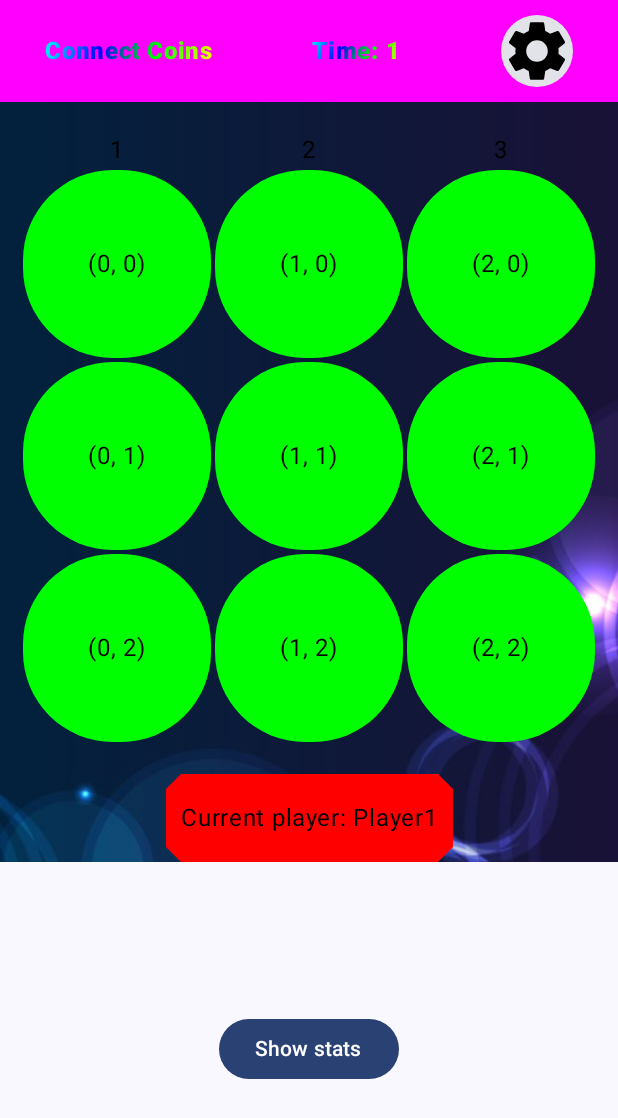
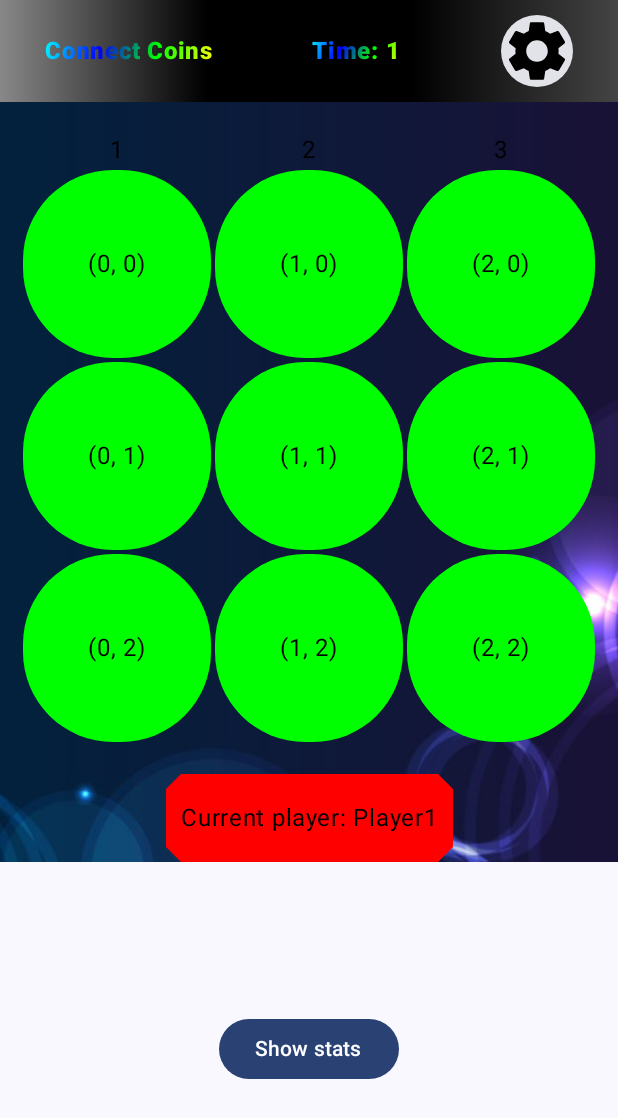
Before and after one commit to MatLeg25/ConnectCoins-KotlinGame, an Android app built with Jetpack Compose: the GameScreen screen opened through its navigation route, on a phone screen of 412 x 824 dp. Shown: the top 1118 px of the screen. Run offline under Robolectric (Android 15) with nearby library versions, the phone set to English and light mode, and no system bars.

Commit message:
top bar background updated

```diff
--- a/app/src/main/java/com/example/connectcoins/ui/ConfigScreen.kt
+++ b/app/src/main/java/com/example/connectcoins/ui/ConfigScreen.kt
@@ -1,5 +1,6 @@
 package com.example.connectcoins.ui
 
+import androidx.compose.foundation.BorderStroke
 import androidx.compose.foundation.background
 import androidx.compose.foundation.clickable
 import androidx.compose.foundation.layout.Box
@@ -12,6 +13,7 @@ import androidx.compose.foundation.layout.size
 import androidx.compose.foundation.shape.CircleShape
 import androidx.compose.material3.Button
 import androidx.compose.material3.DropdownMenuItem
+import androidx.compose.material3.ElevatedButton
 import androidx.compose.material3.ExperimentalMaterial3Api
 import androidx.compose.material3.ExposedDropdownMenuBox
 import androidx.compose.material3.ExposedDropdownMenuDefaults
@@ -25,10 +27,12 @@ import androidx.compose.runtime.setValue
 import androidx.compose.ui.Alignment
 import androidx.compose.ui.Modifier
 import androidx.compose.ui.draw.clip
-import androidx.compose.ui.platform.LocalContext
+import androidx.compose.ui.graphics.Color
 import androidx.compose.ui.res.stringResource
+import androidx.compose.ui.text.font.FontWeight
 import androidx.compose.ui.tooling.preview.Preview
 import androidx.compose.ui.unit.dp
+import androidx.compose.ui.unit.sp
 import androidx.lifecycle.viewmodel.compose.viewModel
 import androidx.navigation.NavController
 import com.example.connectcoins.R
@@ -41,7 +45,6 @@ fun ConfigScreen(
     viewModel: GameViewModel = viewModel(),
     navController: NavController? = null,
 ) {
-    val context = LocalContext.current
 
     Box(
         modifier = Modifier.fillMaxSize(),
@@ -51,7 +54,12 @@ fun ConfigScreen(
         Column(
             horizontalAlignment = Alignment.CenterHorizontally
         ) {
-            Text(stringResource(id = R.string.game_settings))
+            Text(
+                stringResource(id = R.string.game_settings),
+                fontWeight = FontWeight.ExtraBold,
+                fontSize = 24.sp,
+            )
+
             Spacer(modifier = Modifier.height(50.dp))
             viewModel.players.forEachIndexed { index, player ->
                 Row {
@@ -91,7 +99,8 @@ fun ConfigScreen(
             Spacer(modifier = Modifier.height(30.dp))
             Spacer(modifier = Modifier.height(30.dp))
 
-            Button(
+            ElevatedButton(
+                border = BorderStroke(5.dp, Color.Cyan),
                 onClick = {
                     viewModel.setConfig()
                     navController!!.navigate(Screen.GameScreen.route)
--- a/app/src/main/java/com/example/connectcoins/ui/TopBar.kt
+++ b/app/src/main/java/com/example/connectcoins/ui/TopBar.kt
@@ -21,9 +21,11 @@ import androidx.compose.runtime.remember
 import androidx.compose.runtime.setValue
 import androidx.compose.ui.Alignment
 import androidx.compose.ui.Modifier
+import androidx.compose.ui.geometry.Offset
 import androidx.compose.ui.graphics.Brush
 import androidx.compose.ui.graphics.Color
 import androidx.compose.ui.layout.ContentScale
+import androidx.compose.ui.platform.LocalDensity
 import androidx.compose.ui.res.painterResource
 import androidx.compose.ui.res.stringResource
 import androidx.compose.ui.text.SpanStyle
@@ -52,7 +54,16 @@ fun TopBar(navController: NavController? = null) {
     Box(
         modifier = Modifier
             .fillMaxWidth()
-            .background(Color.Magenta)
+            .background(
+                brush = Brush.horizontalGradient(
+                    colors = listOf(
+                        Color.Gray,
+                        Color.Black,
+                        Color.Black,
+                        Color.DarkGray
+                    )
+                )
+            )
             .padding(horizontal = 20.dp)
 
     ) {
```
